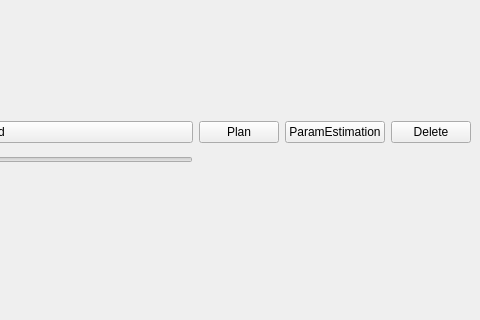
This is include/mainwindow.ui in cognitivesystems/bpp-standalone as Qt 5 draws it before an edit; both pictures show x 320 to 800 and y 154 to 474 of the 800 by 600 pixel window. The edited form follows.
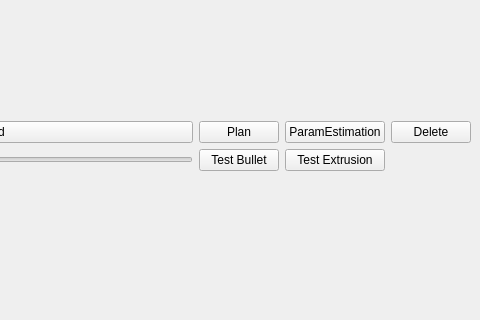
This is the edited form.

Commit message: first comming for random box generation and extrusion

What changed in the file:
```diff
--- a/include/mainwindow.ui
+++ b/include/mainwindow.ui
@@ -69,6 +69,20 @@
         </property>
        </widget>
       </item>
+      <item row="1" column="2">
+       <widget class="QPushButton" name="bulletButton">
+        <property name="text">
+         <string>Test Bullet</string>
+        </property>
+       </widget>
+      </item>
+      <item row="1" column="3">
+       <widget class="QPushButton" name="extrButton">
+        <property name="text">
+         <string>Test Extrusion</string>
+        </property>
+       </widget>
+      </item>
      </layout>
     </item>
    </layout>
```
The commit also changes 7 other files.
